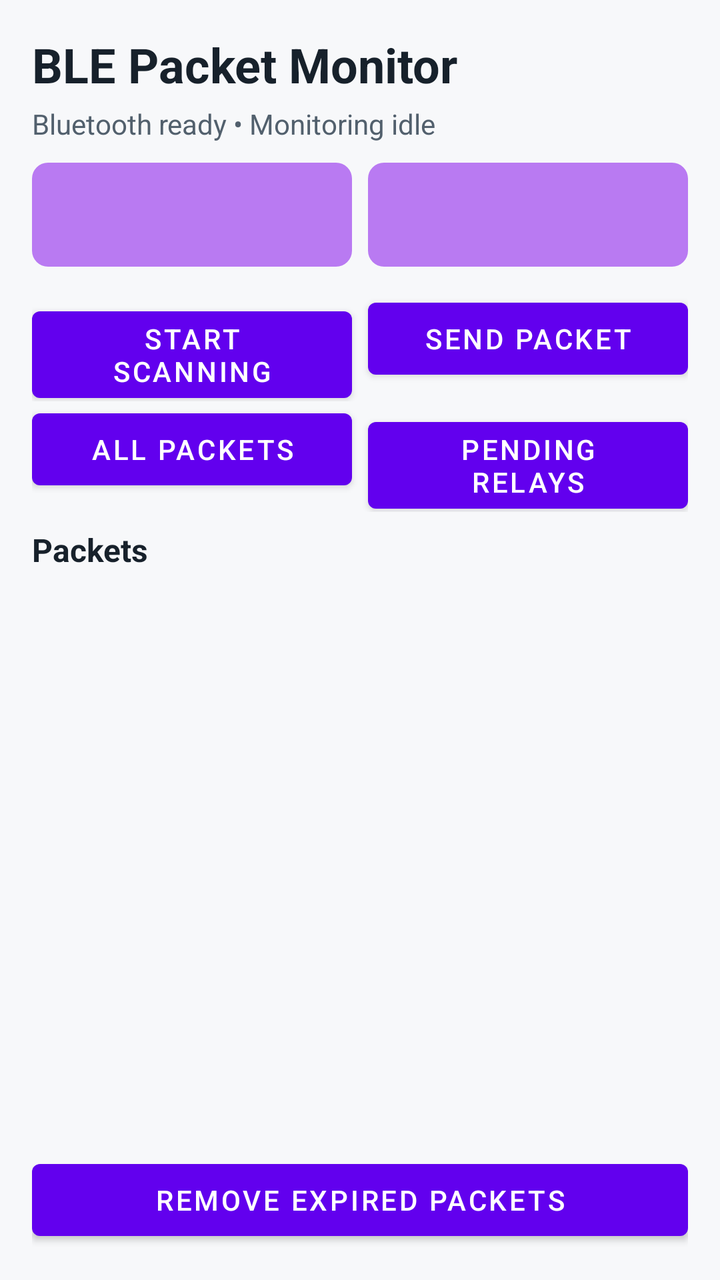
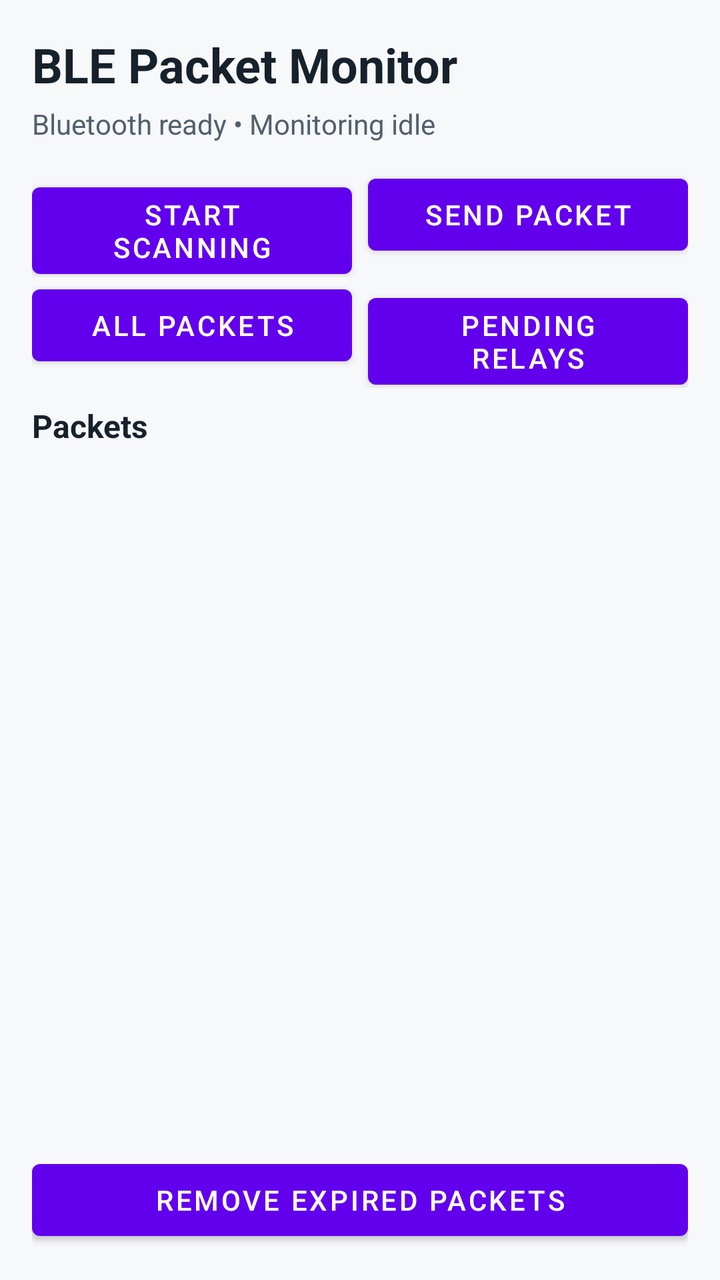

Two renders of the same Android screen: before a commit and after it. Below are the layout's source before the change and the commit's diff.
<!-- AndroidManifest.xml: application theme Theme.BLEPrototype -->
<!-- res/layout/activity_main.xml -->
<?xml version="1.0" encoding="utf-8"?>
<LinearLayout xmlns:android="http://schemas.android.com/apk/res/android"
    android:layout_width="match_parent"
    android:layout_height="match_parent"
    android:orientation="vertical"
    android:padding="16dp"
    android:background="#F7F8FA">

    <TextView
        android:layout_width="match_parent"
        android:layout_height="wrap_content"
        android:text="BLE Packet Monitor"
        android:textColor="#17212B"
        android:textSize="24sp"
        android:textStyle="bold" />

    <TextView
        android:id="@+id/tv_connection_status"
        android:layout_width="match_parent"
        android:layout_height="wrap_content"
        android:layout_marginTop="4dp"
        android:text="Bluetooth ready • Monitoring idle"
        android:textColor="#52606D"
        android:textSize="14sp" />

    <LinearLayout
        android:layout_width="match_parent"
        android:layout_height="wrap_content"
        android:layout_marginTop="10dp"
        android:orientation="horizontal">

        <Spinner
        android:id="@+id/et_packet_type"
        android:layout_width="0dp"
        android:layout_height="52dp"
        android:layout_weight="1"
        android:background="@drawable/spinner_background"
        android:popupBackground="@drawable/spinner_dropdown"
        android:spinnerMode="dropdown"
        android:paddingStart="14dp"
        android:paddingEnd="14dp" />

        <Spinner
        android:id="@+id/et_packet_severity"
        android:layout_width="0dp"
        android:layout_height="52dp"
        android:layout_marginStart="8dp"
        android:layout_weight="1"
        android:background="@drawable/spinner_background"
        android:popupBackground="@drawable/spinner_dropdown"
        android:spinnerMode="dropdown"
        android:paddingStart="14dp"
        android:paddingEnd="14dp" />
    </LinearLayout>

    <LinearLayout
        android:layout_width="match_parent"
        android:layout_height="wrap_content"
        android:layout_marginTop="12dp"
        android:orientation="horizontal">

        <Button
            android:id="@+id/btn_start_scanning"
            android:layout_width="0dp"
            android:layout_height="wrap_content"
            android:layout_weight="1"
            android:text="Start Scanning" />

        <Button
            android:id="@+id/btn_start_advertising"
            android:layout_width="0dp"
            android:layout_height="wrap_content"
            android:layout_marginStart="8dp"
            android:layout_weight="1"
            android:text="Send Packet" />
    </LinearLayout>

    <LinearLayout
        android:layout_width="match_parent"
        android:layout_height="wrap_content"
        android:orientation="horizontal">

        <Button
            android:id="@+id/btn_filter_all"
            android:layout_width="0dp"
            android:layout_height="wrap_content"
            android:layout_weight="1"
            android:text="All Packets" />

        <Button
            android:id="@+id/btn_filter_pending"
            android:layout_width="0dp"
            android:layout_height="wrap_content"
            android:layout_marginStart="8dp"
            android:layout_weight="1"
            android:text="Pending Relays" />
    </LinearLayout>

    <TextView
        android:id="@+id/tv_packet_count"
        android:layout_width="match_parent"
        android:layout_height="wrap_content"
        android:layout_marginTop="8dp"
        android:text="Packets"
        android:textColor="#17212B"
        android:textSize="16sp"
        android:textStyle="bold" />

    <androidx.recyclerview.widget.RecyclerView
        android:id="@+id/recyclerView"
        android:layout_width="match_parent"
        android:layout_height="0dp"
        android:layout_marginTop="6dp"
        android:layout_weight="1"
        android:clipToPadding="false"
        android:paddingBottom="8dp" />

    <Button
        android:id="@+id/btn_remove_expired"
        android:layout_width="match_parent"
        android:layout_height="wrap_content"
        android:text="Remove Expired Packets" />

    <EditText
        android:id="@+id/etSender"
        android:layout_width="0dp"
        android:layout_height="0dp"
        android:visibility="gone" />

    <EditText
        android:id="@+id/etDisasterType"
        android:layout_width="0dp"
        android:layout_height="0dp"
        android:visibility="gone" />

    <EditText
        android:id="@+id/etDescription"
        android:layout_width="0dp"
        android:layout_height="0dp"
        android:visibility="gone" />

    <EditText
        android:id="@+id/etLocation"
        android:layout_width="0dp"
        android:layout_height="0dp"
        android:visibility="gone" />

    <Button
        android:id="@+id/btnSubmit"
        android:layout_width="0dp"
        android:layout_height="0dp"
        android:visibility="gone" />

</LinearLayout>
<!-- resources referenced by this layout -->
<resources>
  <!-- drawable spinner_background (drawable) -->
  <?xml version="1.0" encoding="utf-8"?>
  
  <shape xmlns:android="http://schemas.android.com/apk/res/android">
  
      <solid android:color="#B97AF2" />
  
      <corners android:radius="8dp" />
  
      <padding
          android:left="14dp"
          android:top="10dp"
          android:right="14dp"
          android:bottom="10dp" />
  
  </shape>
  <!-- drawable spinner_dropdown (drawable) -->
  <?xml version="1.0" encoding="utf-8"?>
  
  <shape xmlns:android="http://schemas.android.com/apk/res/android">
  
      <solid android:color="#FFFFFF" />
  
      <corners android:radius="8dp" />
  
      <stroke
          android:width="1dp"
          android:color="#E4E7EC" />
  
  </shape>
  <style name="Theme.BLEPrototype" parent="Theme.MaterialComponents.DayNight.NoActionBar">
          <item name="android:statusBarColor">@android:color/black</item>
      </style>
</resources>

<!-- the commit's change to res/layout/activity_main.xml (unified diff, before → after) -->
@@ -22,36 +22,6 @@
         android:text="Bluetooth ready • Monitoring idle"
         android:textColor="#52606D"
         android:textSize="14sp" />
-
-    <LinearLayout
-        android:layout_width="match_parent"
-        android:layout_height="wrap_content"
-        android:layout_marginTop="10dp"
-        android:orientation="horizontal">
-
-        <Spinner
-        android:id="@+id/et_packet_type"
-        android:layout_width="0dp"
-        android:layout_height="52dp"
-        android:layout_weight="1"
-        android:background="@drawable/spinner_background"
-        android:popupBackground="@drawable/spinner_dropdown"
-        android:spinnerMode="dropdown"
-        android:paddingStart="14dp"
-        android:paddingEnd="14dp" />
-
-        <Spinner
-        android:id="@+id/et_packet_severity"
-        android:layout_width="0dp"
-        android:layout_height="52dp"
-        android:layout_marginStart="8dp"
-        android:layout_weight="1"
-        android:background="@drawable/spinner_background"
-        android:popupBackground="@drawable/spinner_dropdown"
-        android:spinnerMode="dropdown"
-        android:paddingStart="14dp"
-        android:paddingEnd="14dp" />
-    </LinearLayout>
 
     <LinearLayout
         android:layout_width="match_parent"
<!-- resource entries referenced after the edit -->
@@ -1,35 +1,5 @@
 <!-- resources referenced by this layout -->
 <resources>
-  <!-- drawable spinner_background (drawable) -->
-  <?xml version="1.0" encoding="utf-8"?>
-  
-  <shape xmlns:android="http://schemas.android.com/apk/res/android">
-  
-      <solid android:color="#B97AF2" />
-  
-      <corners android:radius="8dp" />
-  
-      <padding
-          android:left="14dp"
-          android:top="10dp"
-          android:right="14dp"
-          android:bottom="10dp" />
-  
-  </shape>
-  <!-- drawable spinner_dropdown (drawable) -->
-  <?xml version="1.0" encoding="utf-8"?>
-  
-  <shape xmlns:android="http://schemas.android.com/apk/res/android">
-  
-      <solid android:color="#FFFFFF" />
-  
-      <corners android:radius="8dp" />
-  
-      <stroke
-          android:width="1dp"
-          android:color="#E4E7EC" />
-  
-  </shape>
   <style name="Theme.BLEPrototype" parent="Theme.MaterialComponents.DayNight.NoActionBar">
           <item name="android:statusBarColor">@android:color/black</item>
       </style>
